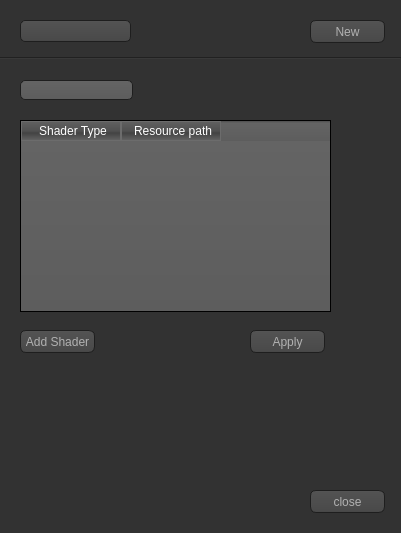
Before: the Qt Designer form src/KoRE_GUI/ShaderEditor.ui in domme/VoxelConeTracing, drawn with Qt 5.
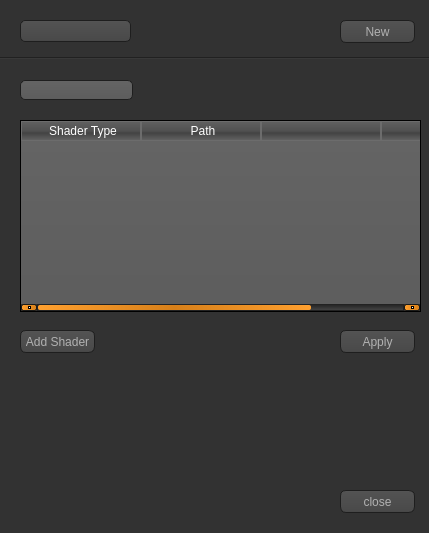
After: the same form once the commit is applied. Icons and pictures are not drawn.

Commit message: added Shader as class

Diff of the .ui file:
```diff
--- a/src/KoRE_GUI/ShaderEditor.ui
+++ b/src/KoRE_GUI/ShaderEditor.ui
@@ -6,7 +6,7 @@
    <rect>
     <x>0</x>
     <y>0</y>
-    <width>401</width>
+    <width>429</width>
     <height>533</height>
    </rect>
   </property>
@@ -499,7 +499,7 @@
     <rect>
      <x>0</x>
      <y>50</y>
-     <width>401</width>
+     <width>431</width>
      <height>16</height>
     </rect>
    </property>
@@ -518,10 +518,28 @@
     <rect>
      <x>20</x>
      <y>120</y>
-     <width>311</width>
+     <width>401</width>
      <height>192</height>
     </rect>
    </property>
+   <property name="editTriggers">
+    <set>QAbstractItemView::NoEditTriggers</set>
+   </property>
+   <property name="gridStyle">
+    <enum>Qt::NoPen</enum>
+   </property>
+   <property name="cornerButtonEnabled">
+    <bool>false</bool>
+   </property>
+   <attribute name="horizontalHeaderDefaultSectionSize">
+    <number>120</number>
+   </attribute>
+   <attribute name="horizontalHeaderMinimumSectionSize">
+    <number>30</number>
+   </attribute>
+   <attribute name="verticalHeaderVisible">
+    <bool>false</bool>
+   </attribute>
    <column>
     <property name="text">
      <string>Shader Type</string>
@@ -529,7 +547,17 @@
    </column>
    <column>
     <property name="text">
-     <string>Resource path</string>
+     <string>Path</string>
+    </property>
+   </column>
+   <column>
+    <property name="text">
+     <string/>
+    </property>
+   </column>
+   <column>
+    <property name="text">
+     <string/>
     </property>
    </column>
   </widget>
@@ -549,7 +577,7 @@
   <widget class="QPushButton" name="closeButton">
    <property name="geometry">
     <rect>
-     <x>310</x>
+     <x>340</x>
      <y>490</y>
      <width>75</width>
      <height>23</height>
@@ -562,7 +590,7 @@
   <widget class="QPushButton" name="newButton">
    <property name="geometry">
     <rect>
-     <x>310</x>
+     <x>340</x>
      <y>20</y>
      <width>75</width>
      <height>23</height>
@@ -575,7 +603,7 @@
   <widget class="QPushButton" name="applyButton">
    <property name="geometry">
     <rect>
-     <x>250</x>
+     <x>340</x>
      <y>330</y>
      <width>75</width>
      <height>23</height>
```
The commit also changes 15 other files.
